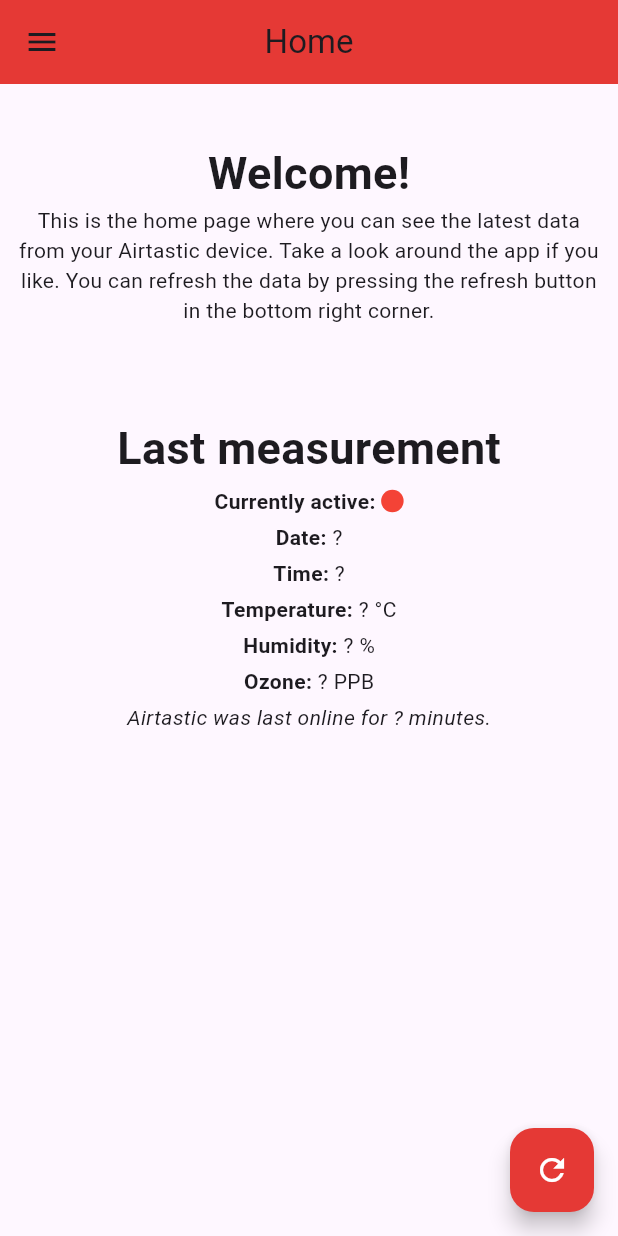
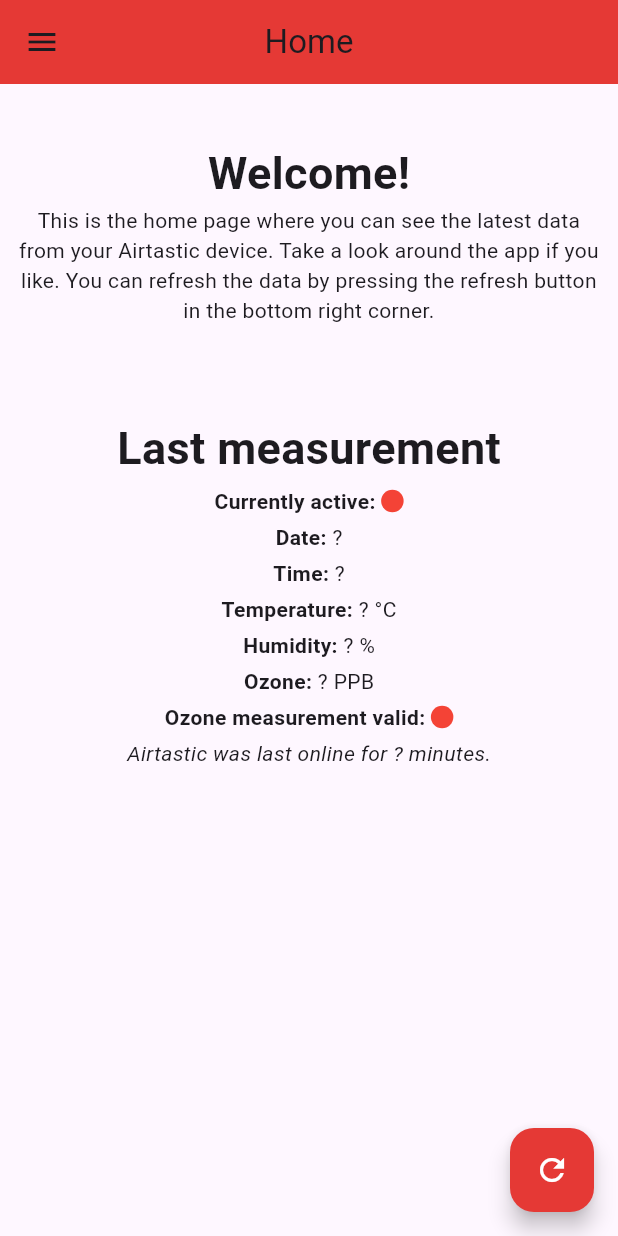
Before and after one commit to gekkegerard/airtastic, a Flutter app: the screen it shows after launch, on a phone screen of 412 x 824 dp. Run offline on Flutter 3.47's test engine with Material 3 defaults, Android fonts, the phone set to English and light mode, and no system bars; our stand-ins replace fl_chart, syncfusion_flutter_charts; network calls fail.

Commit message:
Homepage kleine aanpassingen

```diff
--- a/lib/pages/Home.dart
+++ b/lib/pages/Home.dart
@@ -115,6 +115,7 @@
           alignment: Alignment.topCenter,
           child: Column(
             children: [
+              // Welcome text
               const Row(
                 mainAxisAlignment: MainAxisAlignment.center,
                 children: [
@@ -130,6 +131,7 @@
                   ),
                 ],
               ),
+              // Introduction text
               const Text(
                 "This is the home page where you can see the latest data from your Airtastic device. Take a look around the app if you like. You can refresh the data by pressing the refresh button in the bottom right corner.",
                 textAlign: TextAlign.center,
@@ -137,9 +139,8 @@
               ),
               const SizedBox(
                   height:
-                      30), // Spacer between introduction and active indicator
-              const SizedBox(
-                  height: 30), // Spacer between active indicator and data
+                      60), // Spacer between introduction and active indicator
+              // Last measurement text
               const Row(
                 mainAxisAlignment: MainAxisAlignment.center,
                 children: [
@@ -152,7 +153,10 @@
                   ),
                 ],
               ),
-              const SizedBox(height: paddingBetweenDataValues),
+              // Active indicator
+              const SizedBox(
+                  height:
+                      paddingBetweenDataValues), // Spacer between active indicator and data
               Row(
                 mainAxisAlignment: MainAxisAlignment.center,
                 children: [
@@ -168,6 +172,7 @@
                   ),
                 ],
               ),
+              // Date displaying
               const SizedBox(height: paddingBetweenDataValues),
               Row(
                 mainAxisAlignment: MainAxisAlignment.center,
@@ -179,6 +184,7 @@
                       : const Text("?")
                 ],
               ),
+              // Time displaying
               const SizedBox(height: paddingBetweenDataValues),
               Row(
                 mainAxisAlignment: MainAxisAlignment.center,
@@ -194,6 +200,7 @@
                       : const Text("?")
                 ],
               ),
+              // Temperature displaying
               const SizedBox(height: paddingBetweenDataValues),
               Row(mainAxisAlignment: MainAxisAlignment.center, children: [
                 const Text(
@@ -204,6 +211,7 @@
                 ),
                 Text("$temperature °C"),
               ]),
+              // Humidity displaying
               const SizedBox(height: paddingBetweenDataValues),
               Row(mainAxisAlignment: MainAxisAlignment.center, children: [
                 const Text(
@@ -214,6 +222,7 @@
                 ),
                 Text("$humidity %"),
               ]),
+              // Ozone displaying
               const SizedBox(height: paddingBetweenDataValues),
               Row(mainAxisAlignment: MainAxisAlignment.center, children: [
                 const Text(
@@ -224,7 +233,25 @@
                 ),
                 Text("$ozone PPB"),
               ]),
-              const SizedBox(height: paddingBetweenDataValues), //
+              // Ozone measurement valid displaying
+              const SizedBox(height: paddingBetweenDataValues),
+              Row(
+                mainAxisAlignment: MainAxisAlignment.center,
+                children: [
+                  const Text('Ozone measurement valid: ',
+                      style: TextStyle(fontWeight: FontWeight.bold)),
+                  Container(
+                    width: 15,
+                    height: 15,
+                    decoration: BoxDecoration(
+                      shape: BoxShape.circle,
+                      color: ozoneMeasurementValid ? Colors.green : Colors.red,
+                    ),
+                  ),
+                ],
+              ),
+              // Uptime displaying
+              const SizedBox(height: paddingBetweenDataValues),
               Row(
                 mainAxisAlignment: MainAxisAlignment.center,
                 children: [
```
